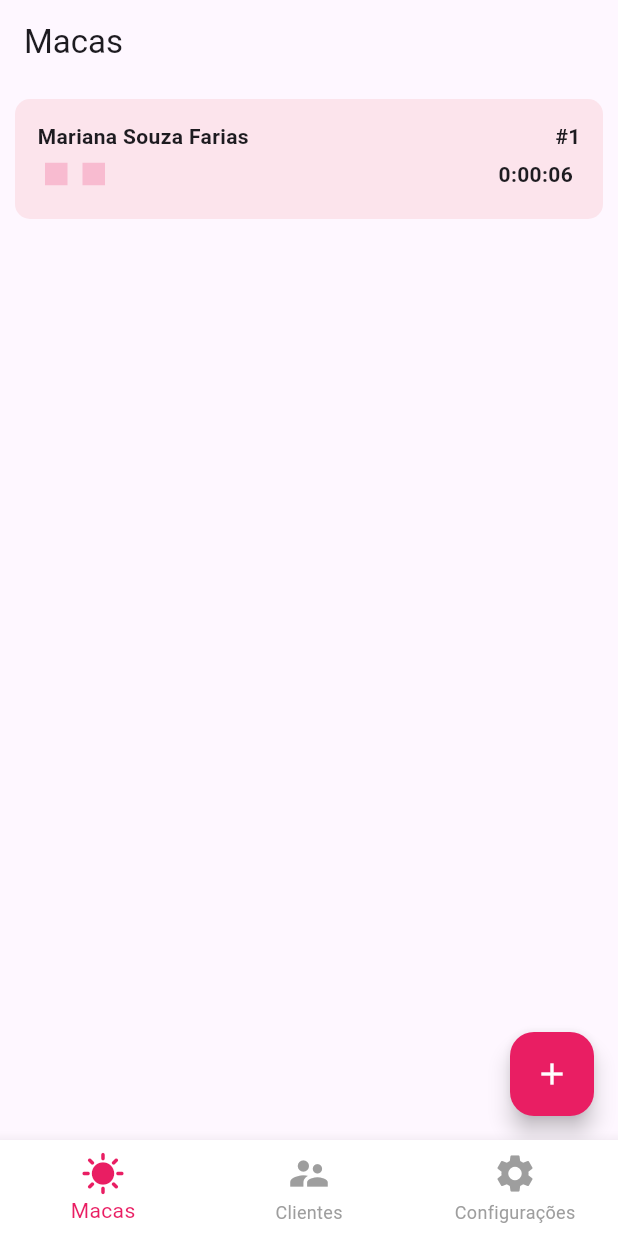
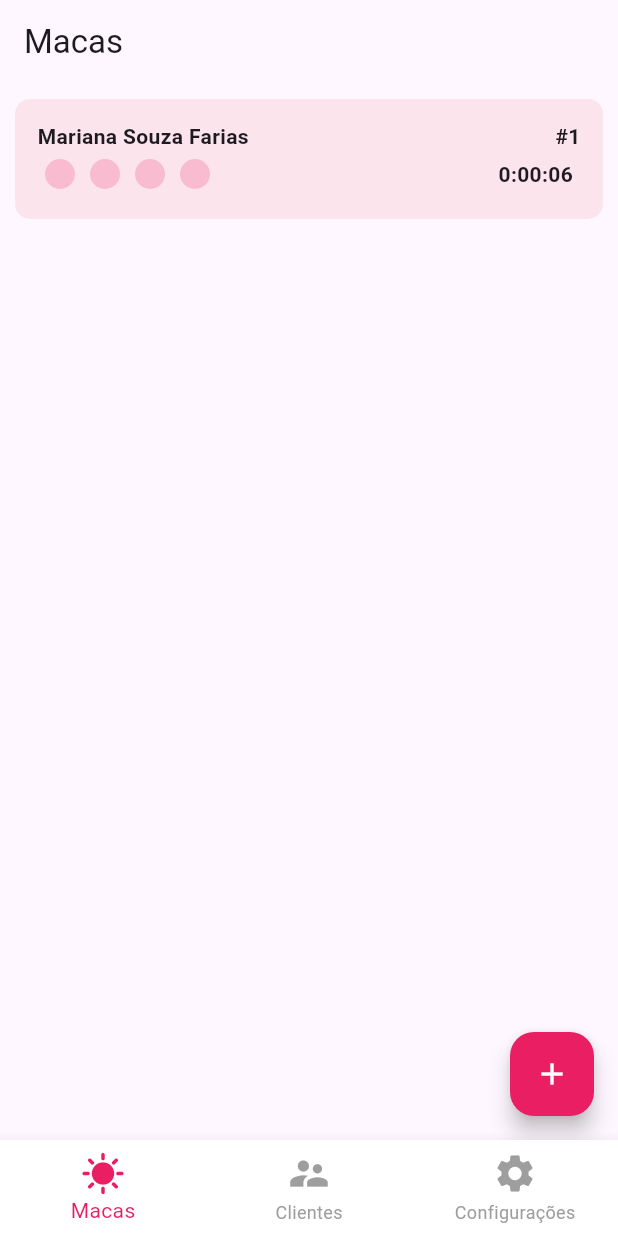
Before and after one commit to Fael123Programming/agendador-bronzeamento-flutter, a Flutter app: the screen it shows after launch, on a phone screen of 412 x 824 dp. Run offline on Flutter 3.47's test engine with Material 3 defaults, Android fonts, the light colour scheme and no system bars; our stand-ins replace grouped_list, image_picker, nice_buttons.

Commit message:
Feat.: beds

```diff
--- a/lib/config/route_paths.dart
+++ b/lib/config/route_paths.dart
@@ -2,4 +2,5 @@ class RoutePaths {
   static const String splash = '/splash';
   static const String home = '/home';
   static const String clientDetails = '/client_details';
+  static const String bedDetails = '/bed_details';
 }
--- a/lib/views/beds/beds.dart
+++ b/lib/views/beds/beds.dart
@@ -1,5 +1,6 @@
+import 'package:agendador_bronzeamento/config/route_paths.dart';
 import 'package:flutter/material.dart';
-import 'package:agendador_bronzeamento/views/beds/components/bed_card.dart';
+import 'package:agendador_bronzeamento/views/beds/widgets/bed_card.dart';
 
 class Beds extends StatefulWidget {
   const Beds({super.key});
@@ -59,7 +60,7 @@ class _BedsState extends State<Beds> {
               ),
       ),
       floatingActionButton: FloatingActionButton(
-        onPressed: () {},
+        onPressed: () => Navigator.pushNamed(context, RoutePaths.bedDetails),
         foregroundColor: Colors.white,
         backgroundColor: Colors.pink,
         child: const Icon(Icons.add),
--- a/lib/views/beds/components/bed_card.dart
+++ b/lib/views/beds/widgets/bed_card.dart
@@ -1,4 +1,4 @@
-import 'package:agendador_bronzeamento/views/beds/components/turn_around_blocks/turn_around_blocks.dart';
+import 'package:agendador_bronzeamento/views/beds/widgets/turn_around_blocks/turn_around_blocks.dart';
 import 'package:flutter/material.dart';
 
 class BedCard extends StatefulWidget {
@@ -6,19 +6,18 @@ class BedCard extends StatefulWidget {
   final int bedNumber;
   final void Function() onFinished;
 
-  const BedCard(
-      {super.key,
-      required this.clientName,
-      required this.bedNumber,
-      required this.onFinished});
+  const BedCard({
+    super.key,
+    required this.clientName,
+    required this.bedNumber,
+    required this.onFinished,
+  });
 
   @override
   State<BedCard> createState() => _BedCardState();
 }
 
 class _BedCardState extends State<BedCard> {
-  int filled = 4, total = 4;
-
   @override
   Widget build(BuildContext context) {
     return Container(
@@ -51,7 +50,7 @@ class _BedCardState extends State<BedCard> {
             ],
           ),
           TurnAroundBlocks(
-            blocks: 2,
+            blocks: 4,
             durationPerBlock: Duration(seconds: 10),
             onFinished: widget.onFinished,
           )
--- a/lib/views/beds/components/turn_around_blocks/block.dart
+++ b/lib/views/beds/widgets/turn_around_blocks/block.dart
@@ -20,18 +20,31 @@ class _BlockState extends State<Block> {
   }
 
   Color? color = Colors.pink[100];
+  IconData? icon;
 
   @override
   Widget build(BuildContext context) {
     return Container(
-      width: 15,
-      height: 15,
+      decoration: BoxDecoration(
+        borderRadius: const BorderRadius.all(
+          Radius.circular(30),
+        ),
+        color: color,
+      ),
+      padding: const EdgeInsets.all(5),
       margin: const EdgeInsets.all(5),
-      color: color,
+      child: Icon(
+        icon,
+        size: 10,
+        color: Colors.white,
+      ),
     );
   }
 
   void switchColor() {
-    setState(() => color = Colors.pink);
+    setState(() {
+      color = Colors.pink;
+      icon = Icons.done;
+    });
   }
 }
--- a/lib/views/beds/components/turn_around_blocks/turn_around_blocks.dart
+++ b/lib/views/beds/widgets/turn_around_blocks/turn_around_blocks.dart
@@ -1,6 +1,6 @@
 import 'dart:async';
 
-import 'package:agendador_bronzeamento/views/beds/components/turn_around_blocks/block.dart';
+import 'package:agendador_bronzeamento/views/beds/widgets/turn_around_blocks/block.dart';
 import 'package:flutter/material.dart';
 
 class TurnAroundBlocks extends StatefulWidget {
@@ -8,11 +8,12 @@ class TurnAroundBlocks extends StatefulWidget {
   final Duration durationPerBlock;
   final void Function() onFinished;
 
-  const TurnAroundBlocks(
-      {super.key,
-      required this.blocks,
-      required this.durationPerBlock,
-      required this.onFinished});
+  const TurnAroundBlocks({
+    super.key,
+    required this.blocks,
+    required this.durationPerBlock,
+    required this.onFinished,
+  });
 
   @override
   State<TurnAroundBlocks> createState() => _TurnAroundBlocksState();
@@ -62,17 +63,15 @@ class _TurnAroundBlocksState extends State<TurnAroundBlocks> {
           onTap: widget.onFinished,
           child: Container(
             decoration: const BoxDecoration(
-              color: Colors.pink,
               borderRadius: BorderRadius.all(
                 Radius.circular(10),
               ),
             ),
             padding: const EdgeInsets.all(5),
-            child: const Text(
-              'Terminar',
-              style: TextStyle(
-                color: Colors.white,
-              ),
+            child: const Icon(
+              Icons.done_all,
+              size: 22,
+              color: Colors.green,
             ),
           ),
         );
@@ -87,17 +86,15 @@ class _TurnAroundBlocksState extends State<TurnAroundBlocks> {
           },
           child: Container(
             decoration: const BoxDecoration(
-              color: Colors.green,
               borderRadius: BorderRadius.all(
                 Radius.circular(10),
               ),
             ),
             padding: const EdgeInsets.all(5),
-            child: const Text(
-              'Próxima',
-              style: TextStyle(
-                color: Colors.white,
-              ),
+            child: const Icon(
+              Icons.double_arrow,
+              size: 22,
+              color: Colors.pink,
             ),
           ),
         );
@@ -122,9 +119,9 @@ class _TurnAroundBlocksState extends State<TurnAroundBlocks> {
         setState(() => _tempDuration -= _second);
       } else {
         timer.cancel();
-        setState(() => _currentFinished = true);
         (_blocks[_finishedBlocks++]['controller'] as BlockController)
             .switchColor();
+        setState(() => _currentFinished = true);
       }
     });
   }
```
Also changed, not shown: lib/config/custom_router.dart (+12 -0 lines), lib/utils/validator.dart (+7 -0 lines), lib/views/beds/screens/bed_details.dart (added, +82 -0 lines), lib/views/beds/widgets/search_client_input.dart (added, +235 -0 lines), lib/views/beds/widgets/turn_around_input.dart (added, +102 -0 lines), lib/views/clients/clients.dart (+11 -6 lines), lib/views/splash/splash.dart (+4 -6 lines), assets/girl.jpg (added).
